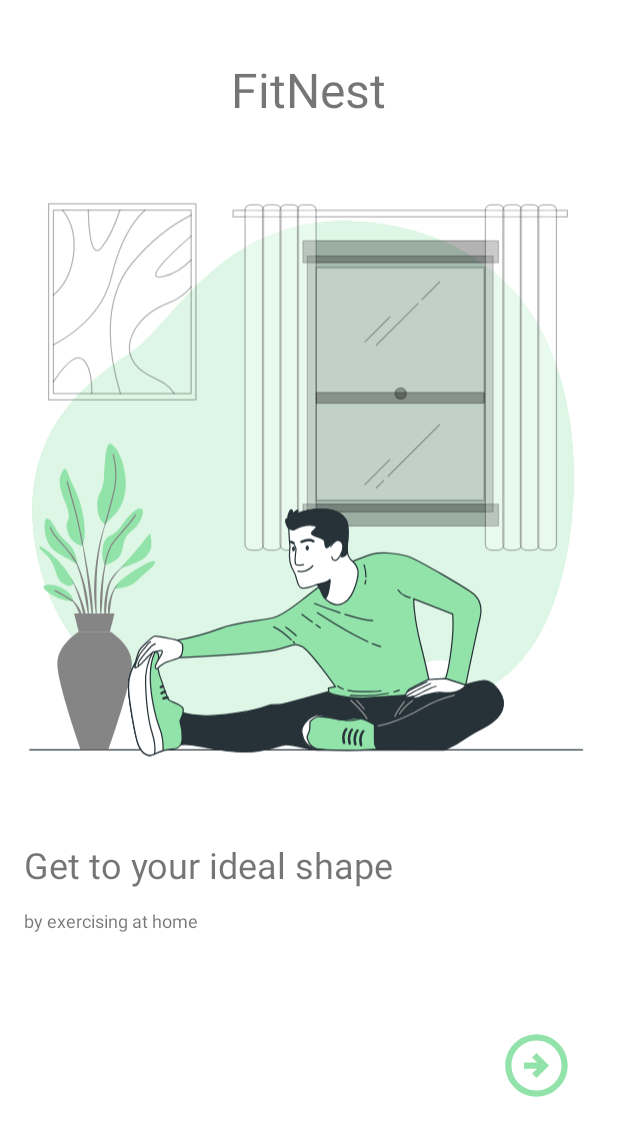
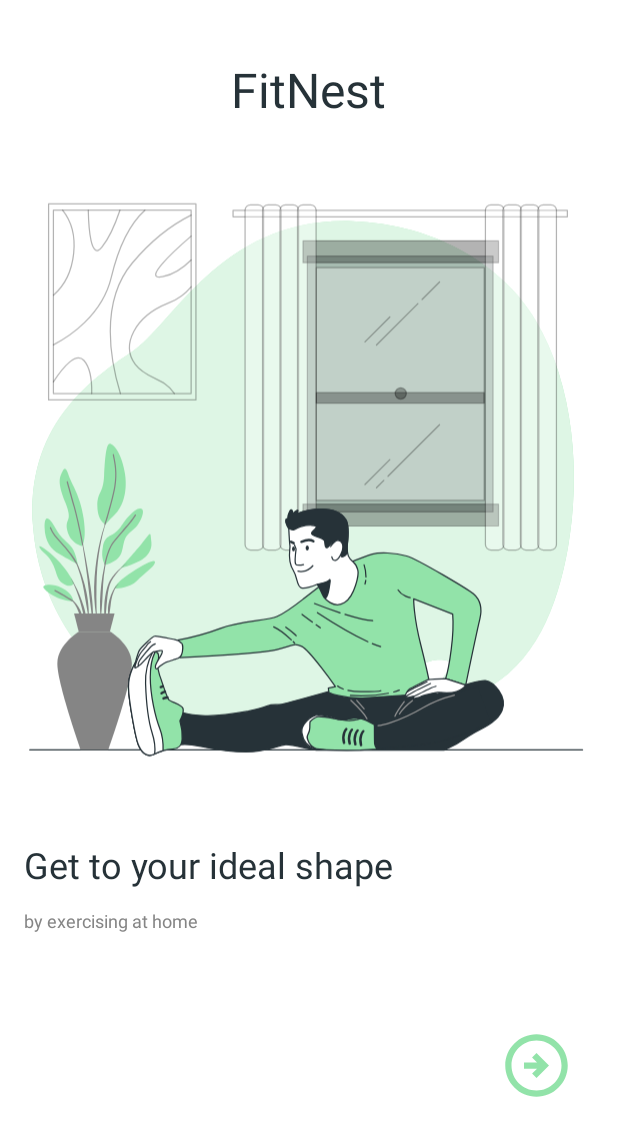
Before and after one commit to jamhour1g/FitNest, an Android app: the screen it shows after launch (StartScreenActivity), on a phone screen of 412 x 824 dp. Shown: the top 1136 px of the screen. Run offline under Robolectric (Android 15) with nearby library versions, the phone set to English and light mode, and no system bars; Roboto replaces fonts that are not available here.

Commit message:
feat: Update brand name and home exercise colors to match palette

```diff
--- a/app/src/main/res/layout/start_screen_activity.xml
+++ b/app/src/main/res/layout/start_screen_activity.xml
@@ -14,6 +14,7 @@
         android:fontFamily="@font/alata"
         android:gravity="center_horizontal|center_vertical"
         android:text="FitNest"
+        android:textColor="@color/secondary_color"
         android:textSize="32dp"
         app:layout_constraintBottom_toTopOf="@+id/svgImageView"
         app:layout_constraintEnd_toEndOf="parent"
@@ -41,6 +42,7 @@
         android:layout_marginTop="560dp"
         android:fontFamily="@font/alata"
         android:text="Get to your ideal shape"
+        android:textColor="@color/secondary_color"
         android:textSize="24sp"
         app:layout_constraintEnd_toEndOf="parent"
         app:layout_constraintHorizontal_bias="0.142"
@@ -54,6 +56,7 @@
         android:layout_marginTop="8dp"
         android:fontFamily="@font/alata"
         android:text="by exercising at home"
+        android:textColor="@color/secondary_color_gray"
         android:textSize="12sp"
         app:layout_constraintEnd_toEndOf="parent"
         app:layout_constraintHorizontal_bias="0.078"
```
